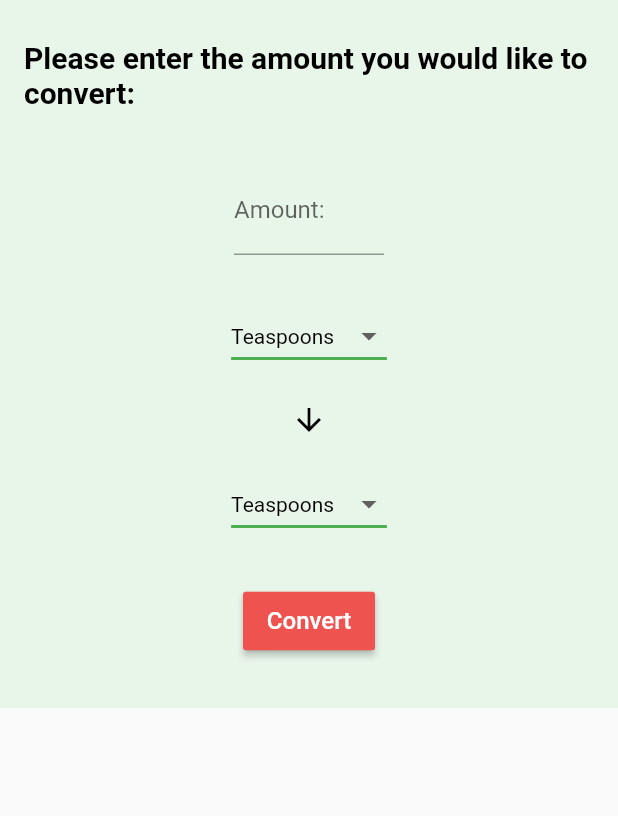
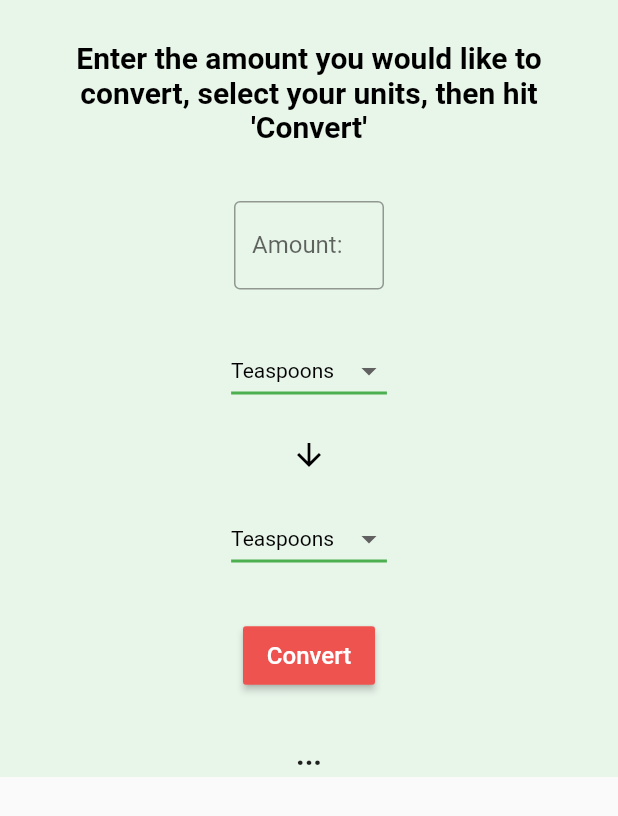
Before and after one commit to IvanESanchez/Group23LP, a Flutter app: the Converter widget shown alone on an empty page, opened directly, on a phone screen of 412 x 824 dp. Shown: the top 816 px of the screen. Run offline on Flutter 3.47's test engine with Material 2 defaults, Android fonts, the phone set to English and light mode, and no system bars.

Commit message:
Finished unit converter UI layout

```diff
--- a/flutter_project/my_recipe_box/lib/converter.dart
+++ b/flutter_project/my_recipe_box/lib/converter.dart
@@ -30,8 +30,11 @@ class _ConverterState extends State<Converter> {
               //leading: Icon(Icons.local_dining), // NOTE: could add an icon here
               //title: Text("\n${units[index]}"),
               subtitle: Text(
-                  "\nPlease enter the amount you would like to convert:",
-                  style: TextStyle(color: Colors.black, fontWeight: FontWeight.bold, fontSize: 20)),
+                  "\nEnter the amount you would like to convert, select your units, then hit 'Convert'",
+                  style: TextStyle(color: Colors.black, fontWeight: FontWeight.bold, fontSize: 20),
+                  textAlign: TextAlign.center
+              ),
+
             ),
 
             ListTile( // NOTE: DROPDOWN 1
@@ -42,9 +45,12 @@ class _ConverterState extends State<Converter> {
                       Padding(
                         padding: EdgeInsets.all(30.0),
                         child: Container(
+
                           width: 100.0,
                           child: TextFormField( // NOTE: text entry for amount
+
                               decoration: InputDecoration(
+                                border: new OutlineInputBorder(borderSide: new BorderSide(color: Colors.teal)),
                                 labelText: 'Amount:'
                               ),
                               keyboardType: TextInputType.numberWithOptions(decimal: true)
@@ -84,6 +90,8 @@ class _ConverterState extends State<Converter> {
                 )
 
             ),
+
+
 
 
 
@@ -150,6 +158,13 @@ class _ConverterState extends State<Converter> {
 
 
                     // TODO: result button here
+                    RichText(
+                      text: TextSpan(text: '', style: DefaultTextStyle.of(context).style,
+                        children: <TextSpan>[
+                          TextSpan(text: '...', style: TextStyle(fontSize: 20, fontWeight: FontWeight.bold)),
+                        ],
+                      ),
+                    )
 
 
 
```
Lines whose indentation alone changed are shown as unchanged.
